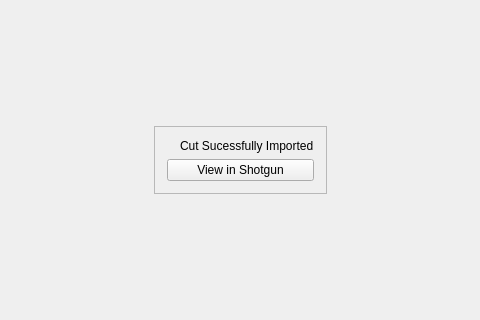
First picture: the form in resources/dialog.ui, repository shotgunsoftware/tk-multi-importcut, before the edit; both pictures show x 244 to 724 and y 96 to 416 of the 969 by 581 pixel window.
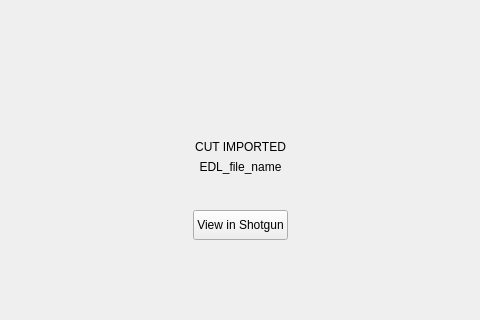
Second picture: the form after the edit. The open tabs and pages were chosen to show the change. Icons and pictures are not drawn. Custom widgets are drawn as their Qt base class.

Commit message: For #35628, added icon from new design, adjusted styling.

Diff of the .ui file:
```diff
--- a/resources/dialog.ui
+++ b/resources/dialog.ui
@@ -1498,40 +1498,13 @@
           </spacer>
          </item>
          <item>
-          <widget class="QFrame" name="success_frame">
-           <property name="sizePolicy">
-            <sizepolicy hsizetype="Preferred" vsizetype="Preferred">
-             <horstretch>0</horstretch>
-             <verstretch>0</verstretch>
-            </sizepolicy>
-           </property>
-           <property name="minimumSize">
-            <size>
-             <width>0</width>
-             <height>0</height>
-            </size>
-           </property>
-           <property name="frameShape">
-            <enum>QFrame::StyledPanel</enum>
-           </property>
-           <property name="frameShadow">
-            <enum>QFrame::Raised</enum>
-           </property>
-           <layout class="QVBoxLayout" name="verticalLayout_5">
-            <property name="leftMargin">
-             <number>12</number>
-            </property>
-            <property name="topMargin">
-             <number>12</number>
-            </property>
-            <property name="rightMargin">
-             <number>12</number>
-            </property>
-            <property name="bottomMargin">
-             <number>12</number>
-            </property>
-            <item>
              <layout class="QHBoxLayout" name="horizontalLayout_4">
+           <property name="spacing">
+            <number>0</number>
+           </property>
+           <property name="bottomMargin">
+            <number>40</number>
+           </property>
               <item>
                <widget class="QLabel" name="label">
                 <property name="sizePolicy">
@@ -1559,29 +1532,63 @@
                  <set>Qt::AlignCenter</set>
                 </property>
                </widget>
+           </item>
+          </layout>
               </item>
               <item>
                <widget class="QLabel" name="success_label">
                 <property name="text">
-                 <string>Cut Sucessfully Imported</string>
-                </property>
-               </widget>
-              </item>
-             </layout>
+            <string>CUT IMPORTED</string>
+           </property>
+           <property name="alignment">
+            <set>Qt::AlignCenter</set>
+           </property>
+          </widget>
+         </item>
+         <item>
+          <widget class="QLabel" name="edl_imported_label">
+           <property name="text">
+            <string>EDL_file_name</string>
+           </property>
+           <property name="alignment">
+            <set>Qt::AlignCenter</set>
+           </property>
+           <property name="margin">
+            <number>5</number>
+           </property>
+          </widget>
             </item>
             <item>
-             <layout class="QHBoxLayout" name="horizontalLayout_5" stretch="0">
+          <layout class="QVBoxLayout" name="verticalLayout_15">
+           <property name="spacing">
+            <number>0</number>
+           </property>
+           <property name="topMargin">
+            <number>30</number>
+           </property>
               <item>
                <widget class="QPushButton" name="shotgun_button">
+             <property name="minimumSize">
+              <size>
+               <width>50</width>
+               <height>30</height>
+              </size>
+             </property>
+             <property name="maximumSize">
+              <size>
+               <width>150</width>
+               <height>16777215</height>
+              </size>
+             </property>
                 <property name="text">
                  <string>View in Shotgun</string>
                 </property>
+             <property name="flat">
+              <bool>false</bool>
+             </property>
                </widget>
               </item>
              </layout>
-            </item>
-           </layout>
-          </widget>
          </item>
          <item>
           <spacer name="verticalSpacer_3">
```
Left out of the diff: 4 changed lines with no effect on the pictures. Lines whose indentation alone changed are shown as unchanged. The commit also changes 6 other files.
